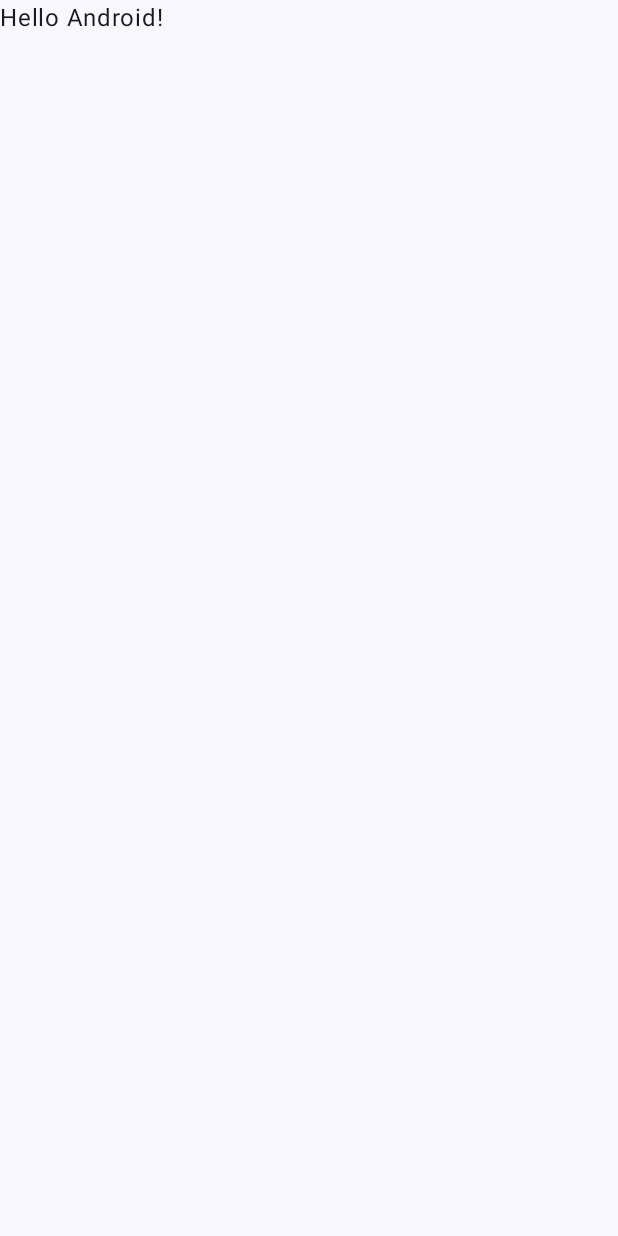
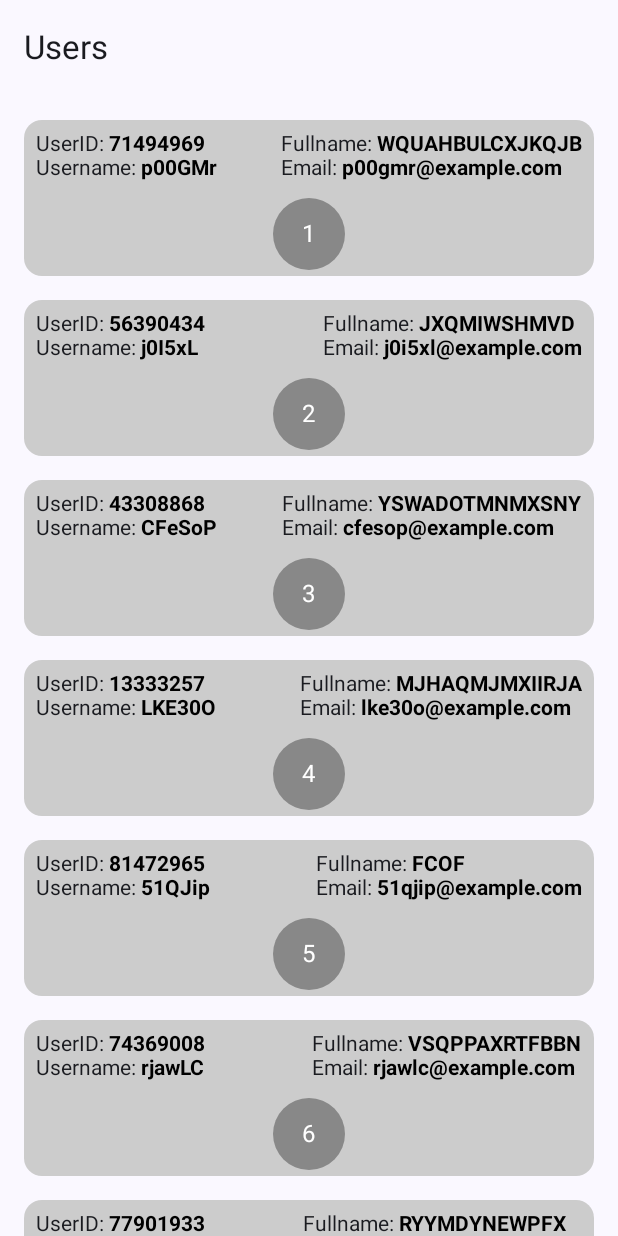
Before and after one commit to chichi289/MAD_S04_ASSIGNMENT, an Android app built with Jetpack Compose: the screen it shows after launch (MainActivity), on a phone screen of 412 x 824 dp. Before the commit the screen is almost empty. Run offline under Robolectric (Android 15) with nearby library versions, the phone set to English and light mode, and no system bars.

Commit message:
UserListScreen designed

```diff
--- a/week2/src/main/java/com/chichi289/week2/MainActivity.kt
+++ b/week2/src/main/java/com/chichi289/week2/MainActivity.kt
@@ -10,9 +10,17 @@ import androidx.compose.material3.Text
 import androidx.compose.runtime.Composable
 import androidx.compose.ui.Modifier
 import androidx.compose.ui.tooling.preview.Preview
+import com.chichi289.week2.data.UserDataSource
+import com.chichi289.week2.domain.UserRepository
+import com.chichi289.week2.presentation.screens.UserListScreen
 import com.chichi289.week2.ui.theme.MAD_S04_ASSIGNMENTTheme
 
 class MainActivity : ComponentActivity() {
+
+    private val userRepository: UserRepository by lazy {
+        UserDataSource()
+    }
+
     override fun onCreate(savedInstanceState: Bundle?) {
         super.onCreate(savedInstanceState)
         setContent {
@@ -22,7 +30,7 @@ class MainActivity : ComponentActivity() {
                     modifier = Modifier.fillMaxSize(),
                     color = MaterialTheme.colorScheme.background
                 ) {
-                    Greeting("Android")
+                    UserListScreen(userRepository.getUsers())
                 }
             }
         }
--- /dev/null
+++ b/week2/src/main/java/com/chichi289/week2/presentation/screens/UserListScreen.kt
@@ -0,0 +1,154 @@
+package com.chichi289.week2.presentation.screens
+
+import android.widget.Toast
+import androidx.compose.foundation.clickable
+import androidx.compose.foundation.layout.Arrangement
+import androidx.compose.foundation.layout.Column
+import androidx.compose.foundation.layout.PaddingValues
+import androidx.compose.foundation.layout.Row
+import androidx.compose.foundation.layout.fillMaxWidth
+import androidx.compose.foundation.layout.padding
+import androidx.compose.foundation.lazy.LazyColumn
+import androidx.compose.foundation.lazy.itemsIndexed
+import androidx.compose.foundation.shape.RoundedCornerShape
+import androidx.compose.material3.Card
+import androidx.compose.material3.CardDefaults
+import androidx.compose.material3.ExperimentalMaterial3Api
+import androidx.compose.material3.Text
+import androidx.compose.material3.TopAppBar
+import androidx.compose.runtime.Composable
+import androidx.compose.ui.Alignment
+import androidx.compose.ui.Modifier
+import androidx.compose.ui.draw.drawBehind
+import androidx.compose.ui.graphics.Color
+import androidx.compose.ui.platform.LocalContext
+import androidx.compose.ui.res.stringResource
+import androidx.compose.ui.text.SpanStyle
+import androidx.compose.ui.text.TextStyle
+import androidx.compose.ui.text.buildAnnotatedString
+import androidx.compose.ui.text.font.FontWeight
+import androidx.compose.ui.text.withStyle
+import androidx.compose.ui.unit.dp
+import androidx.compose.ui.unit.sp
+import com.chichi289.week2.R
+import com.chichi289.week2.data.model.User
+
+@OptIn(ExperimentalMaterial3Api::class)
+@Composable
+fun UserListScreen(users: List<User>) {
+
+    val context = LocalContext.current
+
+    Column {
+        TopAppBar(title = {
+            Text(text = stringResource(R.string.txt_users))
+        })
+
+        LazyColumn(
+            contentPadding = PaddingValues(8.dp)
+        ) {
+            itemsIndexed(
+                users
+            ) { index, user ->
+                UserItem(
+                    index = index + 1, user = user
+                ) { selectedUser ->
+                    Toast.makeText(
+                        context, "You've clicked on ${selectedUser.userName}", Toast.LENGTH_SHORT
+                    ).show()
+                }
+            }
+        }
+    }
+}
+
+@Composable
+fun UserItem(index: Int, user: User, onClick: (User) -> Unit) {
+    Card(
+        modifier = Modifier
+            .fillMaxWidth()
+            .padding(8.dp)
+            .clickable {
+                onClick.invoke(user)
+            },
+        shape = RoundedCornerShape(12.dp),
+        colors = CardDefaults.cardColors(
+            containerColor = Color.LightGray
+        ),
+    ) {
+        Column(
+            modifier = Modifier.fillMaxWidth(), horizontalAlignment = Alignment.CenterHorizontally
+        ) {
+
+            Row(
+                modifier = Modifier
+                    .fillMaxWidth()
+                    .padding(8.dp),
+                horizontalArrangement = Arrangement.SpaceBetween
+            ) {
+
+                Column {
+                    CustomText(
+                        key = stringResource(R.string.txt_userid), value = user.userId.toString()
+                    )
+                    CustomText(key = stringResource(R.string.txt_username), value = user.userName)
+                }
+
+                Column {
+                    CustomText(key = stringResource(R.string.txt_fullname), value = user.fullName)
+                    CustomText(key = stringResource(R.string.txt_email), value = user.email)
+                }
+
+            }
+
+            Text(
+                modifier = Modifier
+                    .padding(16.dp)
+                    .drawBehind {
+                        drawCircle(
+                            color = Color.Gray, radius = this.size.maxDimension
+                        )
+                    }, text = index.toString(), color = Color.White
+            )
+        }
+    }
+}
+
+@Composable
+fun CustomText(key: String, value: String) {
+
+    val finalString = buildAnnotatedString {
+        append(key)
+        append(": ")
+        withStyle(
+            style = SpanStyle(
+                color = Color.Black, fontWeight = FontWeight.Bold
+            )
+        ) {
+            append(value)
+        }
+    }
+
+    Text(
+        text = finalString,
+        style = TextStyle(
+            fontSize = 14.sp
+        )
+    )
+}
+
+/*
+@Preview
+@Composable
+fun UserListScreenPreview() {
+    UserListScreen(
+        listOf(
+            User(
+                userId = 12345678L,
+                userName = "chichi289",
+                fullName = "Chirag Prajapati",
+                email = "chirag@example.com"
+            )
+        )
+    )
+}*/
--- a/week2/src/main/res/values/strings.xml
+++ b/week2/src/main/res/values/strings.xml
@@ -1,3 +1,8 @@
 <resources>
     <string name="app_name">week2</string>
+    <string name="txt_users">Users</string>
+    <string name="txt_userid">UserID</string>
+    <string name="txt_username">Username</string>
+    <string name="txt_fullname">Fullname</string>
+    <string name="txt_email">Email</string>
 </resources>
```
